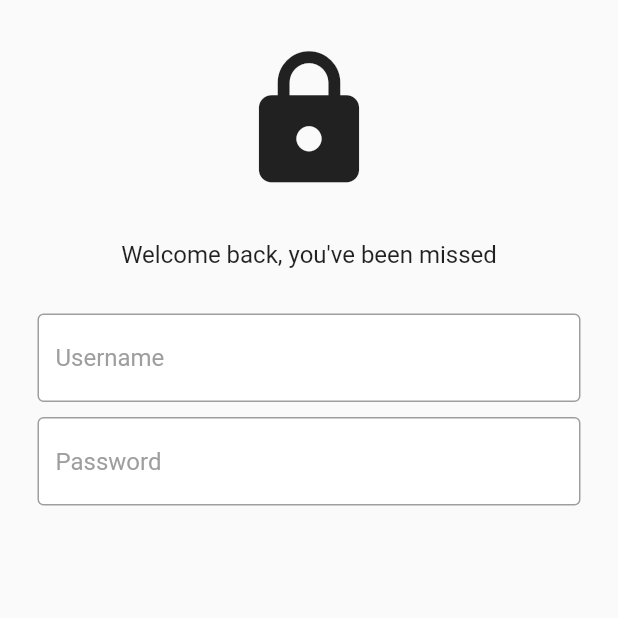
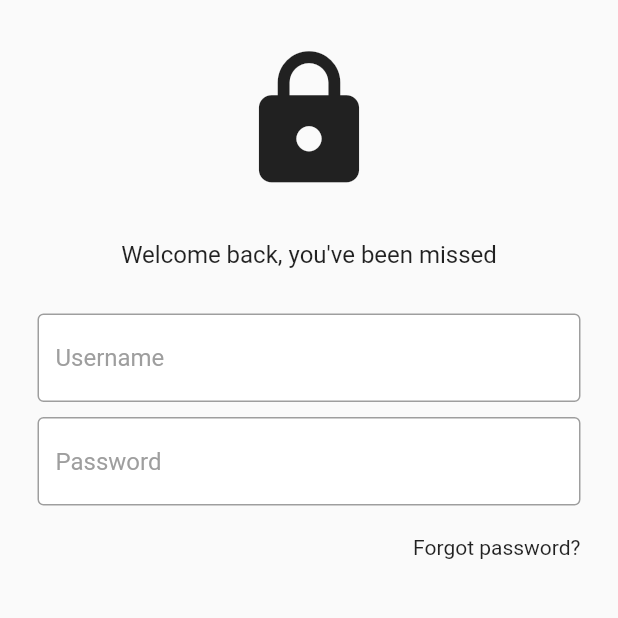
Before and after one commit to Jacek96/AgroRecords, a Flutter app: the screen it shows after launch, on a phone screen of 412 x 824 dp, the top half of it. Run offline on Flutter 3.47's test engine with Material 2 defaults, Android fonts, the phone set to English and light mode, and no system bars; our stand-ins replace firebase_auth, firebase_core; accounts and stored records are empty.

Commit message:
Add forgot password? field

```diff
--- a/lib/App/login/login_page.dart
+++ b/lib/App/login/login_page.dart
@@ -50,8 +50,18 @@ class LoginPage extends StatelessWidget {
                 obscureText: true,
               ),
 
+              SizedBox(height: 20),
+
               // forgot password
-
+              Padding(
+                padding: const EdgeInsets.symmetric(horizontal: 25.0),
+                child: Row(
+                  mainAxisAlignment: MainAxisAlignment.end,
+                  children: [
+                    Text('Forgot password?'),
+                  ],
+                ),
+              )
               // sign in button
 
               // or continue with
```
